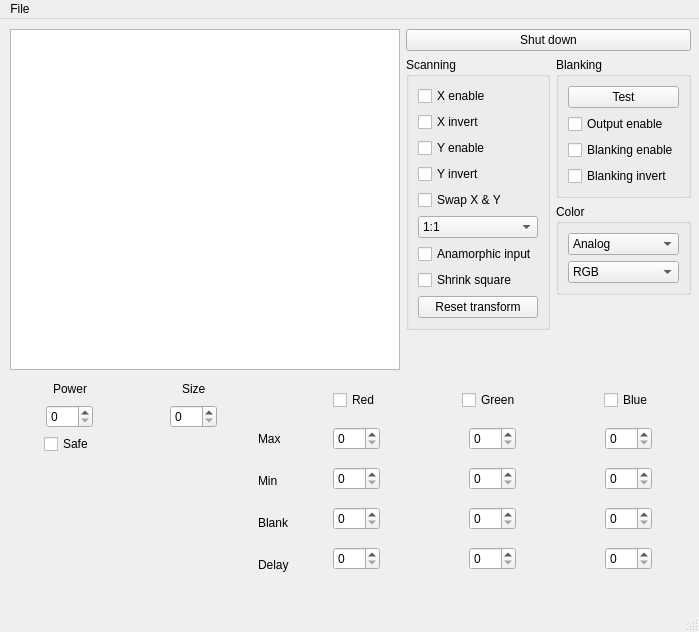
The window that output/output_settings.ui (marcan/openlase) describes before a commit, drawn with Qt 5.
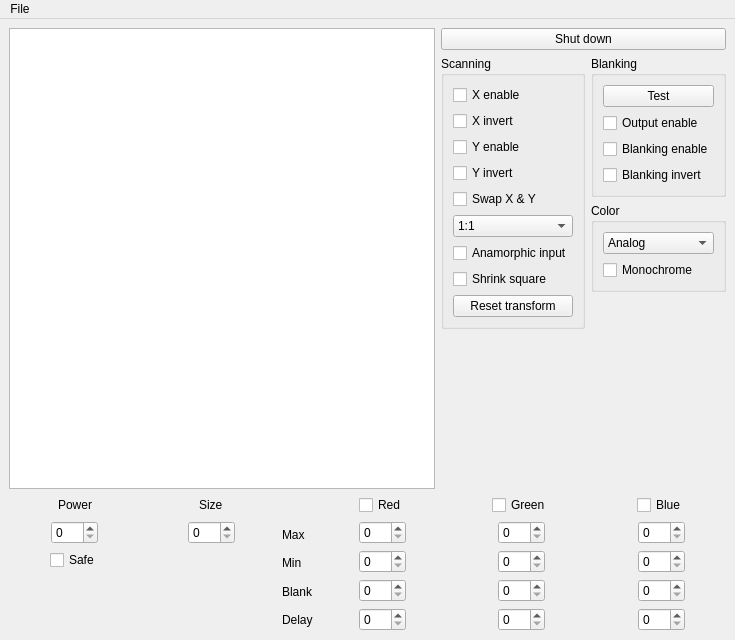
The same window after the commit.

Commit message: output: add settings load/save support, refactor, fix bugs

Patch:
```diff
--- a/output/output_settings.ui
+++ b/output/output_settings.ui
@@ -6,8 +6,8 @@
    <rect>
     <x>0</x>
     <y>0</y>
-    <width>699</width>
-    <height>632</height>
+    <width>735</width>
+    <height>640</height>
    </rect>
   </property>
   <property name="windowTitle">
@@ -20,15 +20,8 @@
    <bool>false</bool>
   </property>
   <widget class="QWidget" name="centralwidget">
-   <widget class="QWidget" name="layoutWidget1">
-    <property name="geometry">
-     <rect>
-      <x>10</x>
-      <y>10</y>
-      <width>681</width>
-      <height>341</height>
-     </rect>
-    </property>
+   <layout class="QGridLayout" name="gridLayout">
+    <item row="0" column="0">
     <layout class="QHBoxLayout" name="horizontalLayout_26">
      <property name="sizeConstraint">
       <enum>QLayout::SetMaximumSize</enum>
@@ -154,10 +147,13 @@
              <property name="orientation">
               <enum>Qt::Vertical</enum>
              </property>
+              <property name="sizeType">
+               <enum>QSizePolicy::Expanding</enum>
+              </property>
              <property name="sizeHint" stdset="0">
               <size>
-               <width>20</width>
-               <height>40</height>
+                <width>0</width>
+                <height>1000</height>
               </size>
              </property>
             </spacer>
@@ -229,33 +225,16 @@
                </widget>
               </item>
               <item>
-               <widget class="QComboBox" name="colorChannels">
-                <item>
+                <widget class="QCheckBox" name="monochrome">
                  <property name="text">
-                  <string>RGB</string>
+                  <string>Monochrome</string>
                  </property>
-                </item>
-                <item>
-                 <property name="text">
-                  <string>R</string>
+                 <property name="checked">
+                  <bool>false</bool>
                  </property>
-                </item>
-                <item>
-                 <property name="text">
-                  <string>G</string>
-                 </property>
-                </item>
-                <item>
-                 <property name="text">
-                  <string>B</string>
-                 </property>
-                </item>
                </widget>
               </item>
              </layout>
-             <zorder>groupBox</zorder>
-             <zorder>colorChannels</zorder>
-             <zorder>colorMode</zorder>
             </widget>
            </item>
            <item>
@@ -263,10 +242,13 @@
              <property name="orientation">
               <enum>Qt::Vertical</enum>
              </property>
+              <property name="sizeType">
+               <enum>QSizePolicy::Expanding</enum>
+              </property>
              <property name="sizeHint" stdset="0">
               <size>
-               <width>20</width>
-               <height>40</height>
+                <width>0</width>
+                <height>1000</height>
               </size>
              </property>
             </spacer>
@@ -278,16 +260,8 @@
       </layout>
      </item>
     </layout>
-   </widget>
-   <widget class="QWidget" name="layoutWidget">
-    <property name="geometry">
-     <rect>
-      <x>10</x>
-      <y>360</y>
-      <width>681</width>
-      <height>204</height>
-     </rect>
-    </property>
+    </item>
+    <item row="1" column="0">
     <layout class="QHBoxLayout" name="horizontalLayout_4">
      <property name="sizeConstraint">
       <enum>QLayout::SetMinimumSize</enum>
@@ -347,7 +321,7 @@
           </spacer>
          </item>
          <item>
-          <widget class="QSpinBox" name="powerBox">
+           <widget class="QSpinBox" name="power">
            <property name="maximum">
             <number>100</number>
            </property>
@@ -384,7 +358,7 @@
           </spacer>
          </item>
          <item>
-          <widget class="QCheckBox" name="enforceSafety">
+           <widget class="QCheckBox" name="safe">
            <property name="text">
             <string>Safe</string>
            </property>
@@ -413,10 +387,13 @@
          <property name="orientation">
           <enum>Qt::Vertical</enum>
          </property>
+          <property name="sizeType">
+           <enum>QSizePolicy::MinimumExpanding</enum>
+          </property>
          <property name="sizeHint" stdset="0">
           <size>
-           <width>20</width>
-           <height>40</height>
+            <width>0</width>
+            <height>1</height>
           </size>
          </property>
         </spacer>
@@ -478,7 +455,7 @@
           </spacer>
          </item>
          <item>
-          <widget class="QSpinBox" name="sizeBox">
+           <widget class="QSpinBox" name="scanSize">
            <property name="maximum">
             <number>100</number>
            </property>
@@ -504,10 +481,13 @@
          <property name="orientation">
           <enum>Qt::Vertical</enum>
          </property>
+          <property name="sizeType">
+           <enum>QSizePolicy::MinimumExpanding</enum>
+          </property>
          <property name="sizeHint" stdset="0">
           <size>
-           <width>20</width>
-           <height>40</height>
+            <width>0</width>
+            <height>1</height>
           </size>
          </property>
         </spacer>
@@ -515,9 +495,15 @@
       </layout>
      </item>
      <item>
-      <layout class="QHBoxLayout" name="horizontalLayout_25">
+       <layout class="QHBoxLayout" name="channelSettings">
        <item>
         <layout class="QVBoxLayout" name="verticalLayout_5">
+          <property name="spacing">
+           <number>6</number>
+          </property>
+          <property name="sizeConstraint">
+           <enum>QLayout::SetDefaultConstraint</enum>
+          </property>
          <item>
           <widget class="QLabel" name="label_2">
            <property name="text">
@@ -613,7 +599,7 @@
             </spacer>
            </item>
            <item>
-            <widget class="QSpinBox" name="redMaxBox">
+             <widget class="QSpinBox" name="redMax">
              <property name="maximum">
               <number>100</number>
              </property>
@@ -650,7 +636,7 @@
             </spacer>
            </item>
            <item>
-            <widget class="QSpinBox" name="redMinBox">
+             <widget class="QSpinBox" name="redMin">
              <property name="maximum">
               <number>100</number>
              </property>
@@ -687,7 +673,7 @@
             </spacer>
            </item>
            <item>
-            <widget class="QSpinBox" name="redBlankBox">
+             <widget class="QSpinBox" name="redBlank">
              <property name="maximum">
               <number>100</number>
              </property>
@@ -724,7 +710,7 @@
             </spacer>
            </item>
            <item>
-            <widget class="QSpinBox" name="redDelayBox">
+             <widget class="QSpinBox" name="redDelay">
              <property name="maximum">
               <number>100</number>
              </property>
@@ -805,7 +791,7 @@
             </spacer>
            </item>
            <item>
-            <widget class="QSpinBox" name="greenMaxBox">
+             <widget class="QSpinBox" name="greenMax">
              <property name="maximum">
               <number>100</number>
              </property>
@@ -842,7 +828,7 @@
             </spacer>
            </item>
            <item>
-            <widget class="QSpinBox" name="greenMinBox">
+             <widget class="QSpinBox" name="greenMin">
              <property name="maximum">
               <number>100</number>
              </property>
@@ -879,7 +865,7 @@
             </spacer>
            </item>
            <item>
-            <widget class="QSpinBox" name="greenBlankBox">
+             <widget class="QSpinBox" name="greenBlank">
              <property name="maximum">
               <number>100</number>
              </property>
@@ -916,7 +902,7 @@
             </spacer>
            </item>
            <item>
-            <widget class="QSpinBox" name="greenDelayBox">
+             <widget class="QSpinBox" name="greenDelay">
              <property name="maximum">
               <number>100</number>
              </property>
@@ -997,7 +983,7 @@
             </spacer>
            </item>
            <item>
-            <widget class="QSpinBox" name="blueMaxBox">
+             <widget class="QSpinBox" name="blueMax">
              <property name="maximum">
               <number>100</number>
              </property>
@@ -1034,7 +1020,7 @@
             </spacer>
            </item>
            <item>
-            <widget class="QSpinBox" name="blueMinBox">
+             <widget class="QSpinBox" name="blueMin">
              <property name="maximum">
               <number>100</number>
              </property>
@@ -1071,7 +1057,7 @@
             </spacer>
            </item>
            <item>
-            <widget class="QSpinBox" name="blueBlankBox">
+             <widget class="QSpinBox" name="blueBlank">
              <property name="maximum">
               <number>100</number>
              </property>
@@ -1108,7 +1094,7 @@
             </spacer>
            </item>
            <item>
-            <widget class="QSpinBox" name="blueDelayBox">
+             <widget class="QSpinBox" name="blueDelay">
              <property name="maximum">
               <number>100</number>
              </property>
@@ -1134,24 +1120,24 @@
       </layout>
      </item>
     </layout>
-   </widget>
-  </widget>
-  <widget class="QStatusBar" name="statusbar"/>
+    </item>
+   </layout>
+  </widget>
   <widget class="QMenuBar" name="menuBar">
    <property name="geometry">
     <rect>
      <x>0</x>
      <y>0</y>
-     <width>699</width>
-     <height>25</height>
+     <width>735</width>
+     <height>26</height>
     </rect>
    </property>
    <widget class="QMenu" name="menuFile">
     <property name="title">
      <string>File</string>
     </property>
-    <addaction name="actionSaveSettings"/>
     <addaction name="actionLoadSettings"/>
+    <addaction name="actionSaveSettings"/>
     <addaction name="separator"/>
     <addaction name="actionQuit"/>
    </widget>
```
Left out of the diff: 6 changed lines with no effect on the pictures. Lines whose indentation alone changed are shown as unchanged. The commit also changes 4 other files.
